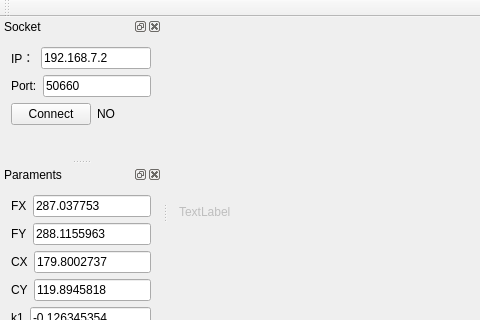
Before: the Qt Designer form SmartEye/SmartEye/smarteye.ui in SHU3DVision/SmartEye, drawn with Qt 5; both pictures show x 0 to 480 and y 0 to 320 of the 1093 by 429 pixel window.
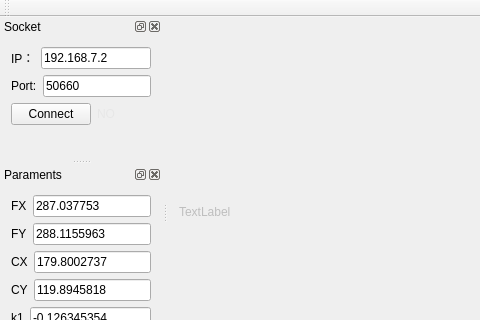
After: the same form once the commit is applied. Custom widgets are drawn as their Qt base class.

Commit message: 更新连接状态显示

```diff
--- a/SmartEye/SmartEye/smarteye.ui
+++ b/SmartEye/SmartEye/smarteye.ui
@@ -107,9 +107,15 @@
          </item>
          <item>
           <widget class="QLabel" name="statelabel">
+           <property name="styleSheet">
+            <string notr="true">color: rgb(231, 231, 231);text-align: center;</string>
+           </property>
            <property name="text">
             <string>NO</string>
            </property>
+           <property name="textFormat">
+            <enum>Qt::AutoText</enum>
+           </property>
           </widget>
          </item>
         </layout>
```
Left out of the diff: 19 changed lines with no effect on the pictures. The commit also changes 2 other files.
